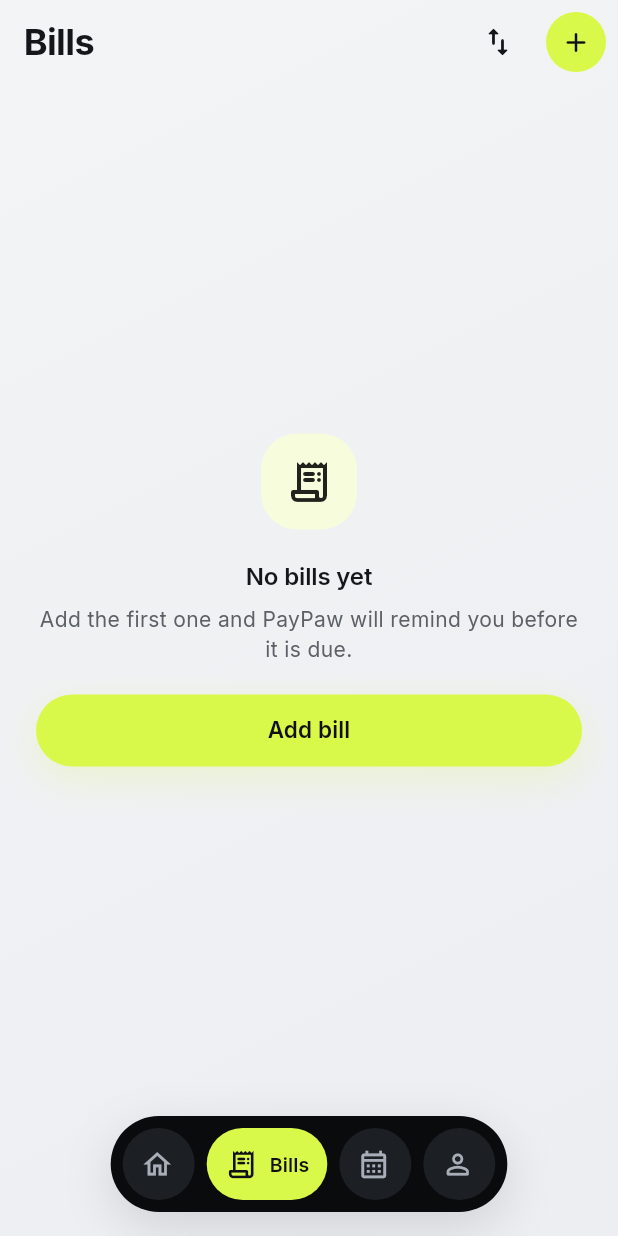
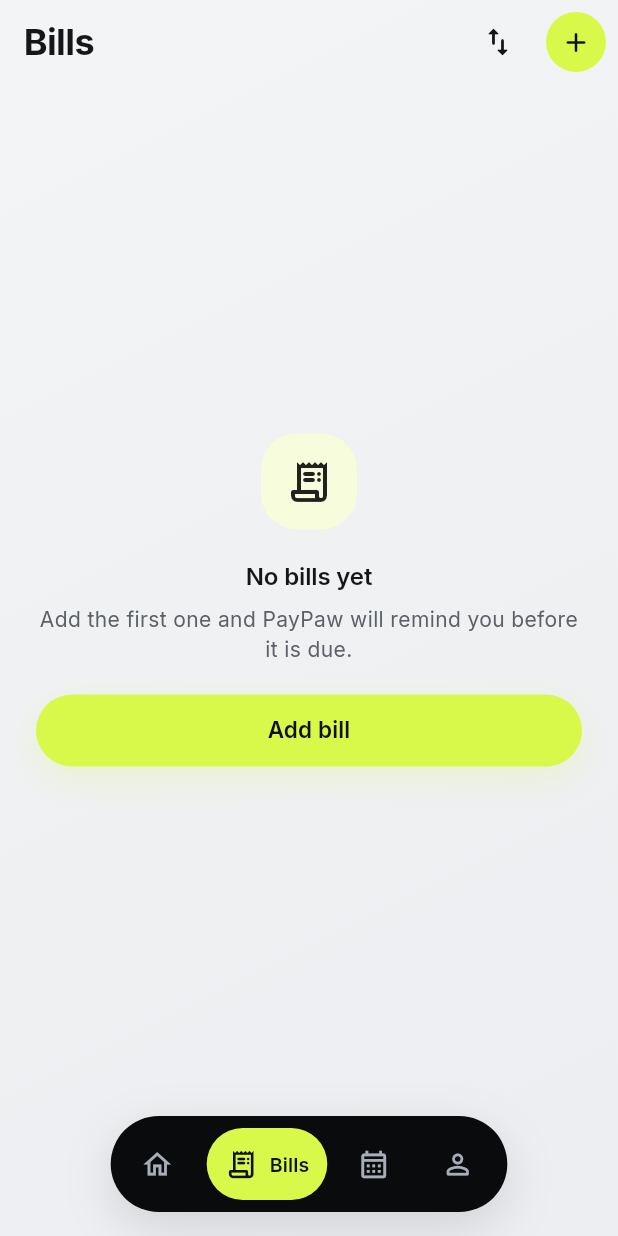
Before and after one commit to MarcEsteban04/PayPaw-Bills-Tracker-App, a Flutter app: the AddBillScreen screen opened by its route, after a tap on the "close" icon, on a phone screen of 412 x 824 dp. Run offline on Flutter 3.47's test engine with Material 3 defaults, Android fonts, the phone set to English and light mode, and no system bars; our stand-ins replace flutter_local_notifications, flutter_riverpod, flutter_secure_storage, flutter_timezone, go_router, google_fonts and 3 more; accounts and stored records are empty; network calls fail.

Commit message:
Outline the navigation bar, and drop the icon circles
Two things, both about the same strip.

The bar had no edge. It is near-black on a black canvas and its shadow is
a shade of black doing nothing — the bind the cards were in. Lifting the
fill is what made it a grey slab last time, so it takes a hairline
instead: visible without being brighter.

cardBorder becomes surfaceBorder and now covers the bar as well as cards.
The rule is one rule — in dark mode a raised surface gets its edge from an
outline rather than a shadow — and two getters holding the same value
would have been ceremony.

And the unselected destinations lost their recessed circles. They came
from the reference bar, but four circles plus a pill is five shapes on a
strip whose whole job is to say which one of them you are on; once the bar
went near-black in both themes the circles were the loudest thing on it.
Bare icons now, and the lime pill is the only fill left.

navItemSunken stays: the bills summary card's inner chips still need it.

Co-Authored-By: Claude Opus 5 (1M context) <noreply@anthropic.com>

```diff
--- a/lib/app/shell/paypaw_bottom_nav.dart
+++ b/lib/app/shell/paypaw_bottom_nav.dart
@@ -13,7 +13,12 @@ import 'app_destination.dart';
 ///
 /// A dark pill floating above the content, not a bar attached to the bottom
 /// edge. The selected destination is a lime pill carrying a black icon and
-/// label; the rest are recessed circular icon buttons.
+/// label; the rest are bare icons.
+///
+/// The unselected ones sat in recessed grey circles, from the reference bar.
+/// Four circles plus a pill made five shapes on a strip whose whole job is to
+/// say which one you are on — and once the bar went near-black they became the
+/// loudest thing on it.
 ///
 /// Because it floats *over* content, every scrollable screen must pad its
 /// bottom by [AppSpacing.bottomNavClearance] or its last item ends up
@@ -96,6 +101,15 @@ class PayPawBottomNav extends StatelessWidget {
         color: context.colors.navSurface,
         borderRadius: AppRadii.round,
         boxShadow: context.colors.floatingShadow,
+        // A hairline, not a lighter fill.
+        //
+        // The bar is near-black by design and lifting it again would undo that.
+        // But against a black canvas a near-black bar has no edge, and its
+        // shadow is a shade of black doing nothing — the same bind the cards
+        // were in. An outline gives it a shape without making it brighter.
+        //
+        // Null in light mode, where a dark bar on a light page needs no help.
+        border: context.colors.surfaceBorder,
       ),
       child: LayoutBuilder(
         builder: (BuildContext context, BoxConstraints constraints) {
@@ -119,10 +133,9 @@ class PayPawBottomNav extends StatelessWidget {
                 Flexible(
                   // The selected item only needs the extra share when it is
                   // carrying a label. Giving it double the width in icon-only
-                  // mode starves the other three, whose circles cannot shrink
-                  // below the 48dp tap target — which showed up as the bar
-                  // overflowing by five pixels once the add button took its cut
-                  // of the row.
+                  // mode starves the other three, which cannot shrink below the
+                  // 48dp tap target — that showed up as the bar overflowing by
+                  // five pixels back when an add button took its cut of the row.
                   flex: showLabels && destination.index == currentIndex ? 2 : 1,
                   child: Padding(
                     padding: EdgeInsets.symmetric(
@@ -145,7 +158,7 @@ class PayPawBottomNav extends StatelessWidget {
   }
 }
 
-/// One destination: a recessed circle, or the lime pill when selected.
+/// One destination: a bare icon, or the lime pill when selected.
 class _NavItem extends StatelessWidget {
   const _NavItem({
     required this.destination,
@@ -213,9 +226,17 @@ class _NavItem extends StatelessWidget {
             horizontal: _isLabelled ? AppSpacing.md : AppSpacing.md,
           ),
           decoration: BoxDecoration(
+            // Nothing behind an unselected destination.
+            //
+            // They used to sit in recessed grey circles, which came from the
+            // reference bar. Four circles plus a pill made five shapes on a
+            // strip whose whole job is to say which one of them you are on —
+            // and once the bar itself went near-black the circles were the
+            // loudest thing on it. The icons carry it alone now, and the lime
+            // pill is the only fill left.
             color: isSelected
                 ? context.colors.navActivePill
-                : context.colors.navItemSunken,
+                : Colors.transparent,
             borderRadius: AppRadii.round,
           ),
           child: Row(
--- a/lib/core/presentation/widgets/app_card.dart
+++ b/lib/core/presentation/widgets/app_card.dart
@@ -72,8 +72,8 @@ class AppCard extends StatelessWidget {
       // other, never both.
       child: Material(
         color: color ?? palette.surface,
-        borderRadius: palette.cardBorder == null ? borderRadius : null,
-        shape: palette.cardBorder == null
+        borderRadius: palette.surfaceBorder == null ? borderRadius : null,
+        shape: palette.surfaceBorder == null
             ? null
             : RoundedRectangleBorder(
                 borderRadius: borderRadius,
--- a/lib/core/theme/app_palette.dart
+++ b/lib/core/theme/app_palette.dart
@@ -115,6 +115,10 @@ class AppPalette extends ThemeExtension<AppPalette> {
   final Color navOnActivePill;
 
   /// Recessed circle behind an inactive navigation icon.
+  ///
+  /// The navigation bar no longer draws these — the unselected destinations are
+  /// bare icons. Still used by the bills summary card, whose inner chips sit on
+  /// a dark panel and need the same recess.
   final Color navItemSunken;
 
   /// Inactive navigation icons.
@@ -229,17 +233,20 @@ class AppPalette extends ThemeExtension<AppPalette> {
     BoxShadow(color: shadowCard, blurRadius: 20, offset: const Offset(0, 4)),
   ];
 
-  /// The hairline that gives a card its edge — in dark mode only.
+  /// The hairline that gives a raised surface its edge — in dark mode only.
   ///
-  /// Light mode has no use for one: a white card on grey already has an edge,
-  /// and [cardShadow] lifts it off the page. **On a true black canvas neither
-  /// works.** A shadow is a shade of black and does nothing against black, and
-  /// the fill difference alone leaves a card that fades out rather than ending.
+  /// Cards, panels, and the floating navigation bar.
   ///
-  /// So the two themes separate a card by opposite means, and this is the half
-  /// that only one of them needs. Null rather than a transparent border, so the
-  /// light-mode decoration is byte-for-byte what it was.
-  BoxBorder? get cardBorder =>
+  /// Light mode has no use for one: a white card on grey already has an edge and
+  /// [cardShadow] lifts it off the page, and the bar is near-black on a light
+  /// canvas. **On a true black canvas neither works.** A shadow is a shade of
+  /// black and does nothing against black, and the fill difference alone leaves
+  /// a surface that fades out rather than ending.
+  ///
+  /// So the two themes give a surface its edge by opposite means, and this is
+  /// the half only one of them needs. Null rather than a transparent border, so
+  /// the light-mode decoration is byte-for-byte what it was.
+  BoxBorder? get surfaceBorder =>
       brightness == Brightness.dark ? Border.all(color: border) : null;
 
   /// Elements floating above content: the navigation, sheets, menus.
--- a/lib/features/dashboard/presentation/widgets/dashboard_cards.dart
+++ b/lib/features/dashboard/presentation/widgets/dashboard_cards.dart
@@ -84,7 +84,7 @@ class DashboardCard extends StatelessWidget {
         // Null in light mode, where the shadow gives the panel its edge. On a
         // true black canvas a shadow does nothing, so the hairline is what stops
         // the panel fading out instead of ending.
-        border: colors.cardBorder,
+        border: colors.surfaceBorder,
       ),
       child: Padding(padding: padding, child: child),
     );
```
Also changed, not shown: 1 other file.
